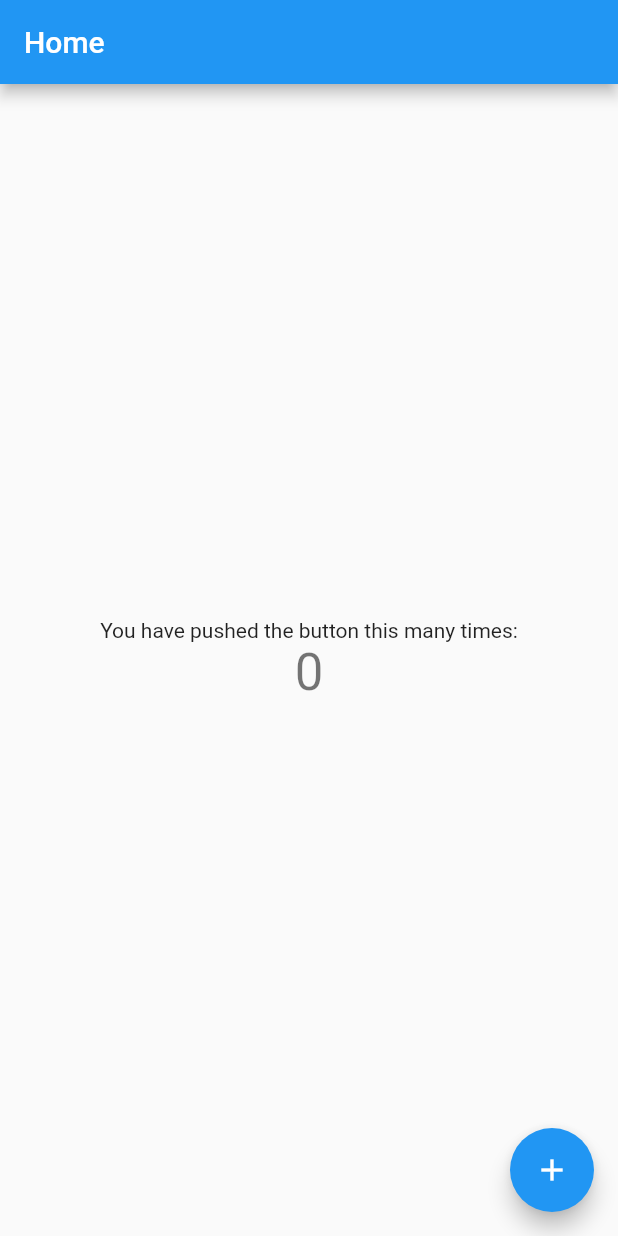
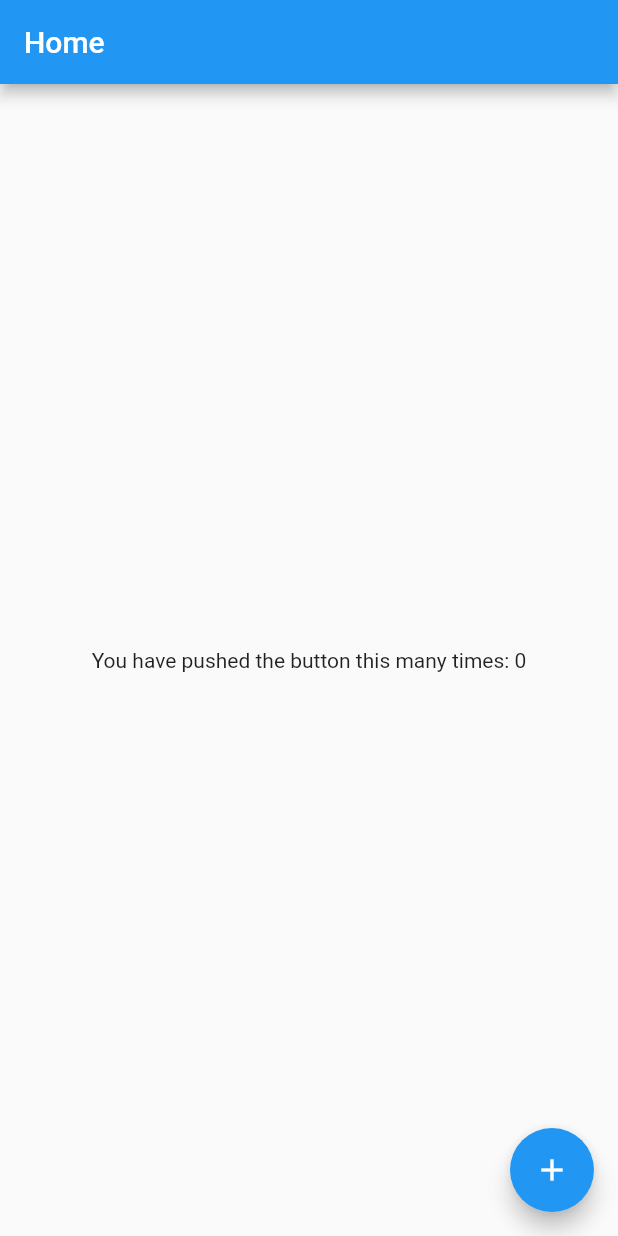
Before and after one commit to shana0440/localization_generator, a Flutter app: the screen it shows after launch, on a phone screen of 412 x 824 dp. Run offline on Flutter 3.47's test engine with Material 2 defaults, Android fonts, the phone set to English and light mode, and no system bars.

Commit message:
update example

```diff
--- a/example/lib/i18n/en_US.json
+++ b/example/lib/i18n/en_US.json
@@ -1,5 +1,5 @@
 {
     "Title": "Localization Demo",
     "Home": "Home",
-    "CounterDescription": "You have pushed the button this many times:"
+    "CounterDescription": "You have pushed the button this many times: {{count}}"
 }
--- a/example/lib/i18n/localization.dart
+++ b/example/lib/i18n/localization.dart
@@ -26,7 +26,7 @@ class Localized implements WidgetsLocalizations {
 
   String get Title => "Localization Demo";
   String get Home => "Home";
-  String get CounterDescription => "You have pushed the button this many times:";
+  String CounterDescription(String count) => "You have pushed the button this many times: $count";
 }
 
 class $enUS extends Localized {
@@ -42,7 +42,7 @@ class $zhHans extends Localized {
   @override
   String get Title => "测试";
   String get Home => "首页";
-  String get CounterDescription => "你按了按钮这么多下:";
+  String CounterDescription(String count) => "你按了按钮 $count 下:";
 }
 
 class $zhHant extends Localized {
@@ -54,7 +54,7 @@ class $zhHant extends Localized {
   @override
   String get Title => "測試";
   String get Home => "首頁";
-  String get CounterDescription => "你按了按鈕這麼多下:";
+  String CounterDescription(String count) => "你按了按鈕 $count 下:";
 }
 
 class GeneratedLocalizationsDelegate extends LocalizationsDelegate<Localized> {
--- a/example/lib/i18n/zh_Hans.json
+++ b/example/lib/i18n/zh_Hans.json
@@ -1,5 +1,5 @@
 {
     "Title": "测试",
     "Home": "首页",
-    "CounterDescription": "你按了按钮这么多下:"
+    "CounterDescription": "你按了按钮 {{count}} 下:"
 }
--- a/example/lib/i18n/zh_Hant.json
+++ b/example/lib/i18n/zh_Hant.json
@@ -1,5 +1,5 @@
 {
     "Title": "測試",
     "Home": "首頁",
-    "CounterDescription": "你按了按鈕這麼多下:"
+    "CounterDescription": "你按了按鈕 {{count}} 下:"
 }
--- a/example/lib/main.dart
+++ b/example/lib/main.dart
@@ -58,11 +58,7 @@ class _MyHomePageState extends State<MyHomePage> {
           mainAxisAlignment: MainAxisAlignment.center,
           children: <Widget>[
             Text(
-              Localized.of(context).CounterDescription,
-            ),
-            Text(
-              '$_counter',
-              style: Theme.of(context).textTheme.display1,
+              Localized.of(context).CounterDescription('$_counter'),
             ),
           ],
         ),
```
